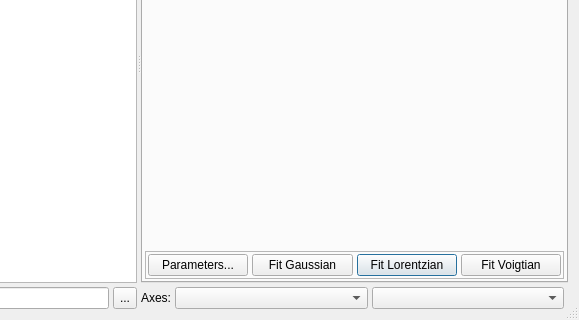
This is ui/scanviewer.ui in tweber-ill/frm_mirror-takin1 as Qt 5 draws it before an edit; both pictures show x 176 to 755 and y 194 to 514 of the 755 by 514 pixel window. The edited form follows.
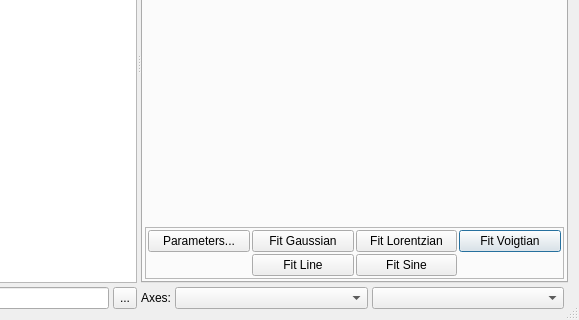
This is the edited form. Custom widgets are drawn as their Qt base class.

Commit message: added new fit options to scanviewer

Patch:
```diff
--- a/ui/scanviewer.ui
+++ b/ui/scanviewer.ui
@@ -144,15 +144,8 @@
                <number>2</number>
               </property>
               <property name="spacing">
-               <number>4</number>
+               <number>2</number>
               </property>
-              <item row="0" column="2">
-               <widget class="QPushButton" name="btnLorentz">
-                <property name="text">
-                 <string>Fit Lorentzian</string>
-                </property>
-               </widget>
-              </item>
               <item row="0" column="3">
                <widget class="QPushButton" name="btnVoigt">
                 <property name="text">
@@ -176,6 +169,13 @@
                 </property>
                </widget>
               </item>
+              <item row="0" column="2">
+               <widget class="QPushButton" name="btnLorentz">
+                <property name="text">
+                 <string>Fit Lorentzian</string>
+                </property>
+               </widget>
+              </item>
               <item row="0" column="0">
                <widget class="QPushButton" name="btnParam">
                 <property name="text">
@@ -183,6 +183,20 @@
                 </property>
                </widget>
               </item>
+              <item row="1" column="1">
+               <widget class="QPushButton" name="btnLine">
+                <property name="text">
+                 <string>Fit Line</string>
+                </property>
+               </widget>
+              </item>
+              <item row="1" column="2">
+               <widget class="QPushButton" name="btnSine">
+                <property name="text">
+                 <string>Fit Sine</string>
+                </property>
+               </widget>
+              </item>
              </layout>
             </widget>
            </item>
```
Left out of the diff: 2 changed lines with no effect on the pictures. The commit also changes 4 other files.
